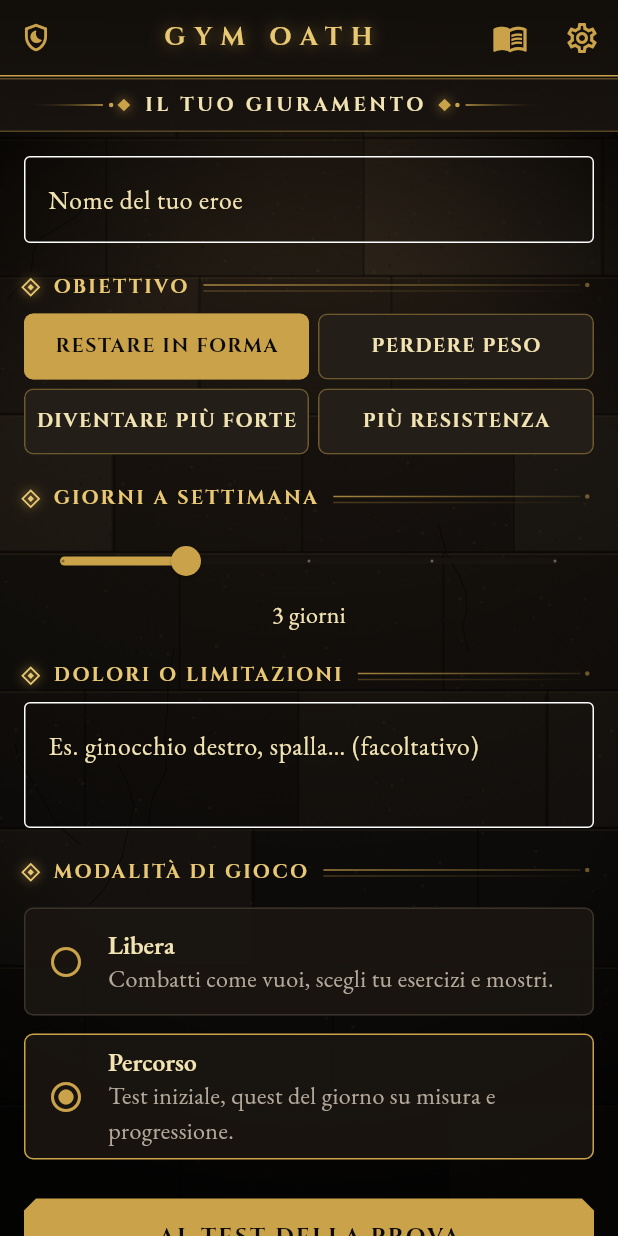
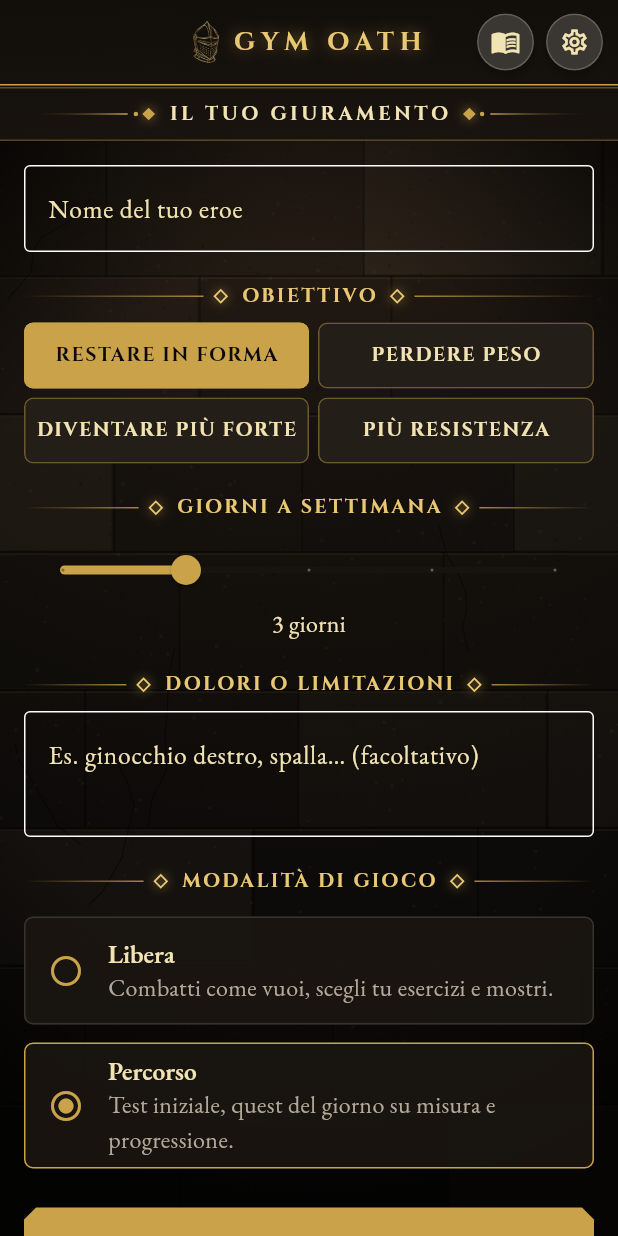
Before and after one commit to claudiotonello26-prog/Creazione-Gioco-RPG-, a Flutter app: the screen it shows after launch, after a tap on "HO CAPITO, INIZIAMO", on a phone screen of 412 x 824 dp. Run offline on Flutter 3.47's test engine with Material 3 defaults, Android fonts, the phone set to English and light mode, and no system bars; our stand-ins replace audioplayers, camera, shared_preferences; missing offline and left inert: flame, google_mlkit_pose_detection, health.

Commit message:
Symmetric layout: centered titles, grey bar buttons, helm by the name
- Top bar: helm left of GYM OATH, equal side slots so the name sits in
  the middle, guide/settings/back as grey round buttons.
- Section names and section titles truly centered (the flex leftover
  pushed them left); details go under the title.
- Home: knight centered between Armeria and Inventario; station headers
  centered.
- Splash: larger Elden Ring style title with gold gradient and glow.

Co-Authored-By: Claude Opus 5.5 (1M context) <noreply@anthropic.com>
Claude-Session: https://claude.ai/code/session_017sTFyQLDPW4jjGMuefHvTS

```diff
--- a/lib/ui/screens/forge_tab.dart
+++ b/lib/ui/screens/forge_tab.dart
@@ -149,14 +149,12 @@ class StationScreen extends StatelessWidget {
     final armors = station == Station.anvil ? armorDefs.values.toList() : <ArmorDef>[];
     final offhands = offhandDefs.values.where((o) => o.station == station).toList();
     return [
-      Row(
-        children: [
-          Icon(stationIcon(station), color: Palette.goldBright, size: 36),
-          const SizedBox(width: 12),
-          Expanded(
-            child: Text(station.description, style: const TextStyle(color: Palette.ash)),
-          ),
-        ],
+      Icon(stationIcon(station), color: station.accent, size: 40),
+      const SizedBox(height: 6),
+      Text(
+        station.description,
+        textAlign: TextAlign.center,
+        style: const TextStyle(color: Palette.ash),
       ),
       const SizedBox(height: 10),
       StatBar(
--- a/lib/ui/screens/home_tab.dart
+++ b/lib/ui/screens/home_tab.dart
@@ -35,32 +35,22 @@ class HomeTab extends StatelessWidget {
             padding: const EdgeInsets.fromLTRB(16, 12, 16, 16),
             child: Column(
               children: [
-                Stack(
-                  children: [
+                // Cavaliere al centro, Equipaggiamento e Inventario ai lati.
                 Container(
                   decoration: const BoxDecoration(
                     gradient: RadialGradient(
-                          center: Alignment(-0.2, -0.1),
-                          radius: 0.8,
+                      radius: 0.7,
                       colors: [Color(0xFF3A2C16), Color(0x00000000)],
                     ),
                   ),
-                      child: Align(
-                        alignment: const Alignment(-0.45, 0),
-                        child: KnightView(character: c, height: 270),
-                      ),
-                    ),
-                    Positioned(
-                      top: 28,
-                      right: -4,
-                      child: Column(
+                  child: Row(
                     children: [
                       _GearButton(
                         icon: Icons.shield,
-                            label: 'EQUIPAGGIAMENTO',
+                        label: 'ARMERIA',
                         onTap: () => openEquipment(context),
                       ),
-                          const SizedBox(height: 10),
+                      Expanded(child: Center(child: KnightView(character: c, height: 270))),
                       _GearButton(
                         icon: Icons.backpack,
                         label: 'INVENTARIO',
@@ -68,8 +58,6 @@ class HomeTab extends StatelessWidget {
                       ),
                     ],
                   ),
-                    ),
-                  ],
                 ),
                 const SizedBox(height: 8),
                 Text(c.name.toUpperCase(), style: titleStyle(size: 22, spacing: 4)),
@@ -230,8 +218,8 @@ class _GearButton extends StatelessWidget {
         borderRadius: BorderRadius.circular(12),
         onTap: onTap,
         child: SizedBox(
-          width: 80,
-          height: 60,
+          width: 74,
+          height: 70,
           child: Column(
             mainAxisAlignment: MainAxisAlignment.center,
             children: [
@@ -245,8 +233,8 @@ class _GearButton extends StatelessWidget {
                     style: const TextStyle(
                       color: Palette.night,
                       fontWeight: FontWeight.bold,
-                      fontSize: 10,
-                      letterSpacing: 0.4,
+                      fontSize: 11,
+                      letterSpacing: 0.6,
                     ),
                   ),
                 ),
--- a/lib/ui/screens/intro_screen.dart
+++ b/lib/ui/screens/intro_screen.dart
@@ -114,21 +114,41 @@ class _IntroScreenState extends State<IntroScreen> with SingleTickerProviderStat
                       opacity: rise,
                       child: Transform.translate(
                         offset: Offset(0, 12 * (1 - rise)),
+                        child: Padding(
+                          padding: const EdgeInsets.symmetric(horizontal: 22),
+                          child: FittedBox(
+                            fit: BoxFit.scaleDown,
+                            // Scritta alla Elden Ring: serif sottile, molto
+                            // spaziata, oro che sfuma in luce, alone caldo.
+                            child: ShaderMask(
+                              blendMode: BlendMode.srcIn,
+                              shaderCallback: (r) => const LinearGradient(
+                                begin: Alignment.topCenter,
+                                end: Alignment.bottomCenter,
+                                colors: [Color(0xFFFFF4CF), Palette.goldBright, Color(0xFFB08A3A)],
+                                stops: [0, 0.5, 1],
+                              ).createShader(r),
                               child: Text(
                                 'GYM OATH',
+                                maxLines: 1,
                                 style: TextStyle(
                                   fontFamily: 'Cinzel',
-                            fontSize: 30,
-                            letterSpacing: 8 + 3 * rise,
-                            color: Palette.goldBright,
+                                  fontWeight: FontWeight.w400,
+                                  fontSize: 54,
+                                  letterSpacing: 10 + 6 * rise,
+                                  color: Colors.white,
                                   shadows: [
                                     Shadow(
                                         color: Palette.goldBright.withValues(alpha: 0.9 * glow),
-                                  blurRadius: 18),
+                                        blurRadius: 22),
                                     Shadow(
-                                  color: const Color(0xFFFFE9A8).withValues(alpha: 0.5 * glow),
-                                  blurRadius: 40),
+                                        color:
+                                            const Color(0xFFFFE9A8).withValues(alpha: 0.55 * glow),
+                                        blurRadius: 60),
                                   ],
+                                ),
+                              ),
+                            ),
                           ),
                         ),
                       ),
--- a/lib/ui/widgets/common.dart
+++ b/lib/ui/widgets/common.dart
@@ -4,6 +4,8 @@ import '../../core/art.dart';
 import '../../core/theme.dart';
 import '../../core/sound.dart';
 
+/// Titolo di sezione al centro, fra due fili d'oro simmetrici; l'eventuale
+/// dettaglio ([trailing]) va sotto, sempre al centro.
 class SectionTitle extends StatelessWidget {
   const SectionTitle(this.text, {super.key, this.trailing});
   final String text;
@@ -11,82 +13,65 @@ class SectionTitle extends StatelessWidget {
 
   @override
   Widget build(BuildContext context) {
-    return Padding(
-      padding: const EdgeInsets.only(top: 20, bottom: 8),
-      child: LayoutBuilder(
-        builder: (context, box) => Row(
-          children: [
-            Transform.rotate(
+    Widget rule(bool left) => Expanded(
+          child: Container(
+            height: 1,
+            decoration: BoxDecoration(
+              gradient: LinearGradient(
+                begin: left ? Alignment.centerLeft : Alignment.centerRight,
+                end: left ? Alignment.centerRight : Alignment.centerLeft,
+                colors: [Palette.gold.withValues(alpha: 0), Palette.gold.withValues(alpha: 0.8)],
+              ),
+            ),
+          ),
+        );
+    Widget diamond() => Transform.rotate(
           angle: 0.785398,
           child: Container(
-                width: 9,
-                height: 9,
+            width: 7,
+            height: 7,
             decoration: BoxDecoration(
               border: Border.all(color: Palette.goldBright, width: 1.2),
               boxShadow: [BoxShadow(color: Palette.gold.withValues(alpha: 0.5), blurRadius: 6)],
             ),
-                alignment: Alignment.center,
-                child: Container(width: 3, height: 3, color: Palette.goldBright),
           ),
-            ),
+        );
+    return Padding(
+      padding: const EdgeInsets.only(top: 20, bottom: 8),
+      child: Column(
+        mainAxisSize: MainAxisSize.min,
+        children: [
+          LayoutBuilder(
+            builder: (context, box) => Row(
+              children: [
+                rule(true),
+                const SizedBox(width: 8),
+                diamond(),
                 const SizedBox(width: 10),
                 ConstrainedBox(
-              constraints: BoxConstraints(maxWidth: box.maxWidth * 0.8),
+                  constraints: BoxConstraints(maxWidth: box.maxWidth * 0.7),
                   child: OneLine(
                     text.toUpperCase(),
-                align: Alignment.centerLeft,
+                    align: Alignment.center,
                     style: titleStyle(size: 13, spacing: 1.6),
                   ),
                 ),
                 const SizedBox(width: 10),
-            Expanded(
-              child: Column(
-                mainAxisSize: MainAxisSize.min,
-                children: [
-                  Row(
-                    children: [
-                      Expanded(
-                        child: Container(
-                          height: 1,
-                          decoration: BoxDecoration(
-                            gradient: LinearGradient(
-                              colors: [
-                                Palette.gold.withValues(alpha: 0.8),
-                                Palette.gold.withValues(alpha: 0.15),
+                diamond(),
+                const SizedBox(width: 8),
+                rule(false),
               ],
             ),
           ),
-                        ),
-                      ),
-                      Container(
-                        width: 3,
-                        height: 3,
-                        margin: const EdgeInsets.symmetric(horizontal: 3),
-                        decoration: BoxDecoration(
-                          color: Palette.gold.withValues(alpha: 0.5),
-                          shape: BoxShape.circle,
+          if (trailing != null)
+            Padding(
+              padding: const EdgeInsets.only(top: 4),
+              child: DefaultTextStyle.merge(
+                style: const TextStyle(fontSize: 14),
+                child: trailing!,
               ),
             ),
         ],
-                  ),
-                  const SizedBox(height: 2),
-                  Container(
-                    height: 1,
-                    decoration: BoxDecoration(
-                      gradient: LinearGradient(
-                        colors: [
-                          Palette.gold.withValues(alpha: 0.3),
-                          Palette.gold.withValues(alpha: 0),
-                        ],
-                      ),
-                    ),
-                  ),
-                ],
-              ),
-            ),
-            if (trailing != null) ...[const SizedBox(width: 8), trailing!],
-          ],
-        ),
       ),
     );
   }
--- a/lib/ui/widgets/oath_bar.dart
+++ b/lib/ui/widgets/oath_bar.dart
@@ -22,7 +22,7 @@ class OathBar extends StatelessWidget implements PreferredSizeWidget {
   /// Colore della sezione per il nome e i fregi.
   final Color? accent;
 
-  static const double _top = 50, _section = 34;
+  static const double _top = 56, _section = 34, _side = 84;
 
   @override
   Size get preferredSize =>
@@ -48,63 +48,85 @@ class OathBar extends StatelessWidget implements PreferredSizeWidget {
             children: [
               SizedBox(
                 height: _top,
+                child: Padding(
+                  padding: const EdgeInsets.symmetric(horizontal: 10),
                   child: Row(
                     children: [
+                      // Stessa larghezza a sinistra e a destra: il titolo
+                      // resta sempre al centro dello schermo.
                       SizedBox(
-                      width: 48,
+                        width: _side,
+                        child: Align(
+                          alignment: Alignment.centerLeft,
                           child: canPop
-                          ? IconButton(
+                              ? BarButton(
+                                  icon: Icons.arrow_back,
                                   tooltip: 'Indietro',
-                              icon: const Icon(Icons.arrow_back, color: Palette.goldBright),
-                              onPressed: () => Navigator.of(context).maybePop(),
+                                  onTap: () => Navigator.of(context).maybePop(),
                                 )
-                          : const Icon(Icons.shield_moon_outlined, color: Palette.gold, size: 22),
+                              : null,
                         ),
-                    Expanded(
-                      child: Text(
-                        'GYM OATH',
-                        textAlign: TextAlign.center,
-                        style: titleStyle(size: 17, spacing: 6, color: Palette.goldBright).copyWith(
-                          shadows: [
-                            Shadow(color: Palette.gold.withValues(alpha: 0.6), blurRadius: 12),
+                      ),
+                      const Expanded(
+                        child: Padding(
+                          padding: EdgeInsets.symmetric(horizontal: 8),
+                          child: _Brand(),
+                        ),
+                      ),
+                      SizedBox(
+                        width: _side,
+                        child: tools
+                            ? Row(
+                                mainAxisAlignment: MainAxisAlignment.end,
+                                children: [
+                                  BarButton(
+                                    icon: Icons.menu_book_outlined,
+                                    tooltip: 'Guida',
+                                    onTap: () => Navigator.of(context).push(
+                                      MaterialPageRoute(builder: (_) => const GuideScreen()),
+                                    ),
+                                  ),
+                                  const SizedBox(width: 8),
+                                  BarButton(
+                                    icon: Icons.settings_outlined,
+                                    tooltip: 'Impostazioni',
+                                    onTap: () => Navigator.of(context).push(
+                                      MaterialPageRoute(builder: (_) => const SettingsScreen()),
+                                    ),
+                                  ),
+                                ],
+                              )
+                            : null,
+                      ),
                     ],
                   ),
-                      ),
-                    ),
-                    if (tools) ...[
-                      IconButton(
-                        tooltip: 'Guida',
-                        icon: const Icon(Icons.menu_book_outlined, color: Palette.gold),
-                        onPressed: () =>
-                            Navigator.of(context)
-                                .push(MaterialPageRoute(builder: (_) => const GuideScreen())),
-                      ),
-                      IconButton(
-                        tooltip: 'Impostazioni',
-                        icon: const Icon(Icons.settings_outlined, color: Palette.gold),
-                        onPressed: () =>
-                            Navigator.of(context)
-                                .push(MaterialPageRoute(builder: (_) => const SettingsScreen())),
-                      ),
-                    ] else
-                      const SizedBox(width: 48),
-                  ],
                 ),
               ),
               const _GoldRule(),
               SizedBox(
                 height: _section,
-                child: Row(
+                child: Stack(
+                  alignment: Alignment.center,
+                  children: [
+                    Positioned.fill(
+                      // Il nome non si allarga oltre il 60%: i due fregi
+                      // prendono il resto in parti uguali, così resta al centro.
+                      child: LayoutBuilder(
+                        builder: (context, box) => Row(
                           children: [
                             const SizedBox(width: 12),
                             Expanded(child: _Flourish(flip: true, color: accent ?? Palette.gold)),
                             const SizedBox(width: 10),
-                    Flexible(
-                      flex: 3,
+                            ConstrainedBox(
+                              constraints: BoxConstraints(maxWidth: box.maxWidth * 0.6),
                               child: FittedBox(
                                 fit: BoxFit.scaleDown,
                                 child: DefaultTextStyle(
-                          style: titleStyle(size: 13, spacing: 2.4, color: accent ?? Palette.holy),
+                                  style: titleStyle(
+                                    size: 13,
+                                    spacing: 2.4,
+                                    color: accent ?? Palette.holy,
+                                  ),
                                   maxLines: 1,
                                   softWrap: false,
                                   textAlign: TextAlign.center,
@@ -114,8 +136,24 @@ class OathBar extends StatelessWidget implements PreferredSizeWidget {
                             ),
                             const SizedBox(width: 10),
                             Expanded(child: _Flourish(color: accent ?? Palette.gold)),
-                    ...?actions,
                             const SizedBox(width: 12),
+                          ],
+                        ),
+                      ),
+                    ),
+                    if (actions != null)
+                      Positioned(
+                        right: 12,
+                        child: Container(
+                          padding: const EdgeInsets.symmetric(horizontal: 10, vertical: 2),
+                          decoration: BoxDecoration(
+                            color: Palette.stone,
+                            borderRadius: BorderRadius.circular(12),
+                            border: Border.all(color: Palette.gold.withValues(alpha: 0.4)),
+                          ),
+                          child: Row(mainAxisSize: MainAxisSize.min, children: actions!),
+                        ),
+                      ),
                   ],
                 ),
               ),
@@ -187,3 +225,58 @@ class _Flourish extends StatelessWidget {
     return Row(children: flip ? parts : parts.reversed.toList());
   }
 }
+
+/// Elmo e GYM OATH, al centro.
+class _Brand extends StatelessWidget {
+  const _Brand();
+
+  @override
+  Widget build(BuildContext context) {
+    return FittedBox(
+      fit: BoxFit.scaleDown,
+      child: Row(
+        mainAxisSize: MainAxisSize.min,
+        children: [
+          Image.asset('assets/images/logo_helmet.png', height: 28),
+          const SizedBox(width: 8),
+          Text(
+            'GYM OATH',
+            style: titleStyle(size: 17, spacing: 4, color: Palette.goldBright).copyWith(
+              shadows: [Shadow(color: Palette.gold.withValues(alpha: 0.6), blurRadius: 12)],
+            ),
+          ),
+        ],
+      ),
+    );
+  }
+}
+
+/// Tasto tondo grigio della barra: si vede che si può premere.
+class BarButton extends StatelessWidget {
+  const BarButton({super.key, required this.icon, required this.tooltip, required this.onTap});
+  final IconData icon;
+  final String tooltip;
+  final VoidCallback onTap;
+
+  @override
+  Widget build(BuildContext context) {
+    return Tooltip(
+      message: tooltip,
+      child: Material(
+        color: const Color(0xFF3A3632),
+        shape: CircleBorder(side: BorderSide(color: Palette.ash.withValues(alpha: 0.35))),
+        clipBehavior: Clip.antiAlias,
+        elevation: 2,
+        shadowColor: Colors.black,
+        child: InkWell(
+          onTap: onTap,
+          child: SizedBox(
+            width: 38,
+            height: 38,
+            child: Icon(icon, size: 20, color: Palette.holy),
+          ),
+        ),
+      ),
+    );
+  }
+}
```
Also changed, not shown: 1 other file. Lines whose indentation alone changed are shown as unchanged.
